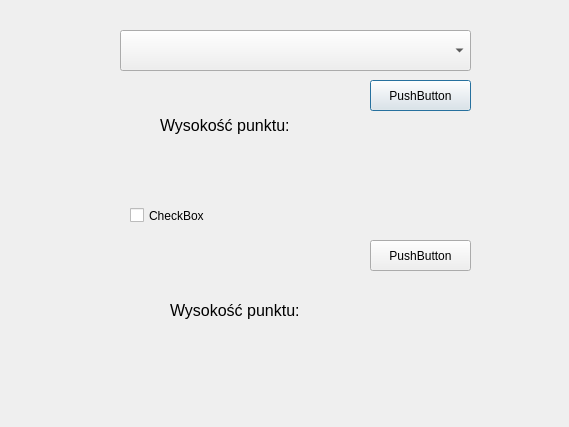
Old version of the form Wtyczka_KS_VP_dialog_base.ui in the repository ViktorkaPanchuk/Projekt2_wtyczka.
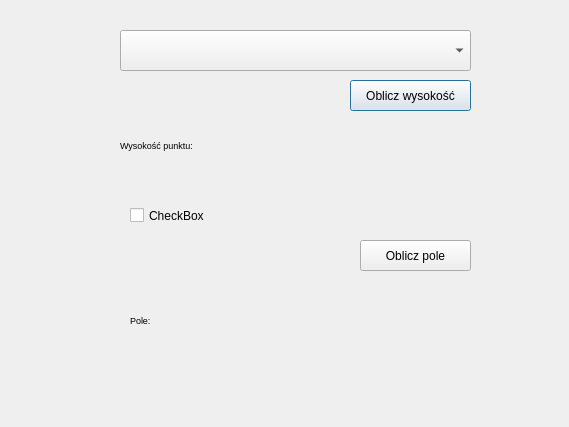
New version of the form. Custom widgets are drawn as their Qt base class.

Commit message: funkcja na pole

```diff
--- a/Wtyczka_KS_VP_dialog_base.ui
+++ b/Wtyczka_KS_VP_dialog_base.ui
@@ -13,41 +13,31 @@
   <property name="windowTitle">
    <string>Dialog</string>
   </property>
-  <widget class="QComboBox" name="WyborWarstwyComboBox">
-   <property name="geometry">
-    <rect>
-     <x>120</x>
-     <y>30</y>
-     <width>351</width>
-     <height>41</height>
-    </rect>
-   </property>
-  </widget>
   <widget class="QPushButton" name="calculateHeightButton">
    <property name="geometry">
     <rect>
-     <x>370</x>
+     <x>350</x>
      <y>80</y>
-     <width>101</width>
+     <width>121</width>
      <height>31</height>
     </rect>
    </property>
    <property name="text">
-    <string>PushButton</string>
+    <string>Oblicz wysokość</string>
    </property>
   </widget>
   <widget class="QLabel" name="WysokoscWynik">
    <property name="geometry">
     <rect>
-     <x>160</x>
+     <x>120</x>
      <y>110</y>
-     <width>261</width>
-     <height>31</height>
+     <width>351</width>
+     <height>71</height>
     </rect>
    </property>
    <property name="font">
     <font>
-     <pointsize>12</pointsize>
+     <pointsize>7</pointsize>
     </font>
    </property>
    <property name="text">
@@ -70,35 +60,52 @@
   <widget class="QPushButton" name="PoleButton">
    <property name="geometry">
     <rect>
-     <x>370</x>
+     <x>360</x>
      <y>240</y>
-     <width>101</width>
+     <width>111</width>
      <height>31</height>
     </rect>
    </property>
    <property name="text">
-    <string>PushButton</string>
+    <string>Oblicz pole</string>
    </property>
   </widget>
   <widget class="QLabel" name="PoleWynik">
    <property name="geometry">
     <rect>
-     <x>170</x>
-     <y>290</y>
-     <width>251</width>
-     <height>41</height>
+     <x>130</x>
+     <y>280</y>
+     <width>331</width>
+     <height>81</height>
     </rect>
    </property>
    <property name="font">
     <font>
-     <pointsize>12</pointsize>
+     <pointsize>7</pointsize>
     </font>
    </property>
    <property name="text">
-    <string>Wysokość punktu:</string>
+    <string>Pole:</string>
+   </property>
+  </widget>
+  <widget class="QgsMapLayerComboBox" name="WyborWarstwyComboBox">
+   <property name="geometry">
+    <rect>
+     <x>120</x>
+     <y>30</y>
+     <width>351</width>
+     <height>41</height>
+    </rect>
    </property>
   </widget>
  </widget>
+ <customwidgets>
+  <customwidget>
+   <class>QgsMapLayerComboBox</class>
+   <extends>QComboBox</extends>
+   <header>qgsmaplayercombobox.h</header>
+  </customwidget>
+ </customwidgets>
  <resources/>
  <connections/>
 </ui>
```
The commit also changes 6 other files.
